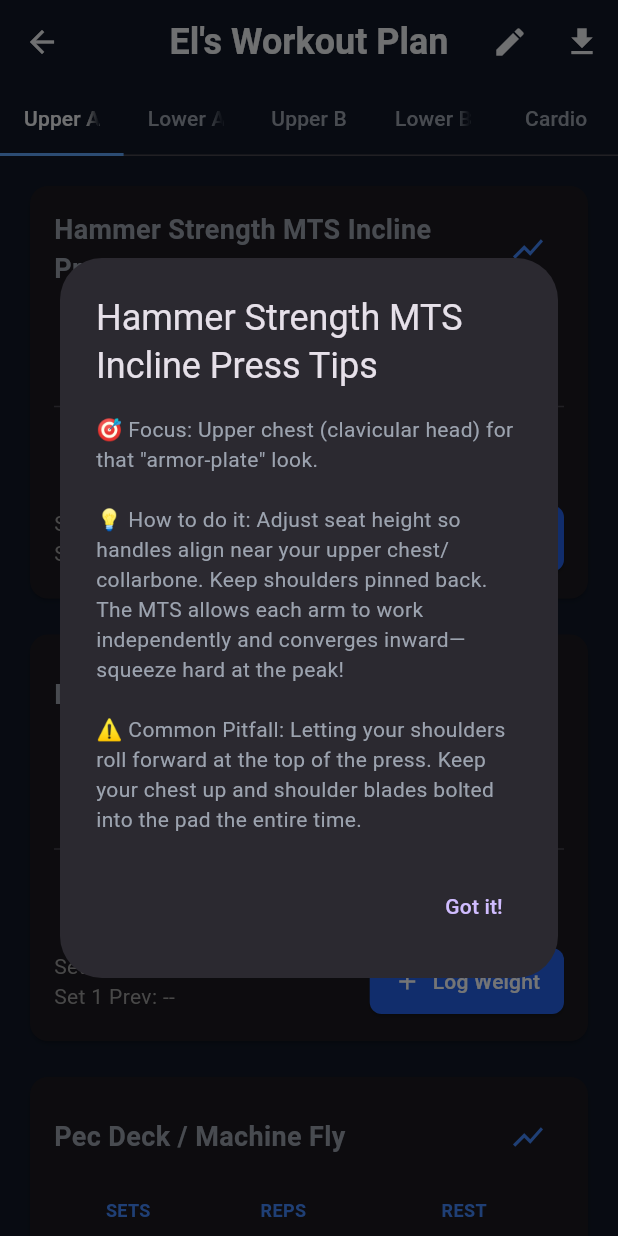
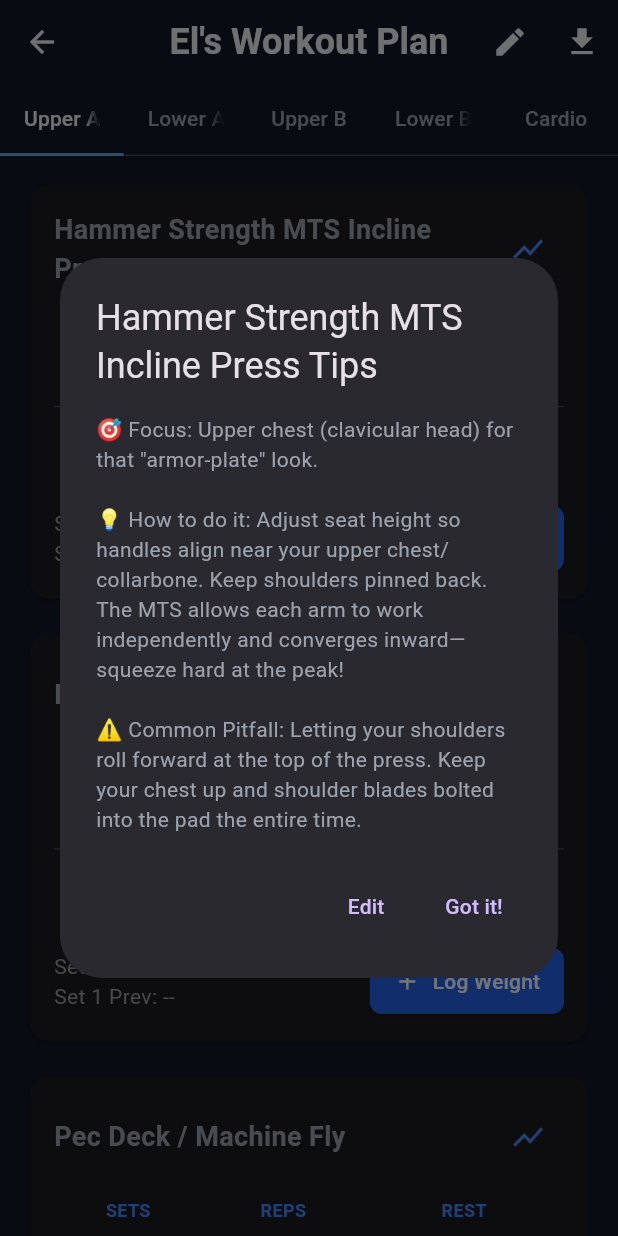
Before and after one commit to elmustslay/daily-blueprint, a Flutter app: the GymPlanScreen screen opened directly, after a tap on "Hammer Strength MTS Incline Press", on a phone screen of 412 x 824 dp. Run offline on Flutter 3.47's test engine with Material 3 defaults, Android fonts, the phone set to English and light mode, and no system bars; our stand-ins replace fl_chart, flutter_riverpod, share_plus, shared_preferences, sqflite; accounts and stored records are empty.

Commit message:
feat: implement editable exercise tips with local storage persistence and update gym exercise details

```diff
--- a/lib/features/daily_plan/data/daily_plan_data.dart
+++ b/lib/features/daily_plan/data/daily_plan_data.dart
@@ -580,8 +580,7 @@
       _preMedicationBuffer('9:15-9:30 am'),
       _study('9:30-11:00 am', details: ['20mg adderall IR at 9:30am']),
       TimelineItem(time: '11:00-11:30 am', title: 'Diffuse Brain Rest', icon: '🧠', details: ['NO PHONE. Relax or nap on bed/chair to hit "save" on encoded information.']),
-      _study('11:30-12:30 pm'),
-      _preLunchFiber('12:30-1:00 pm'),
+      _study('11:30-1:00 pm'),
       TimelineItem(time: '1:00-1:30 pm', title: 'Lunch', icon: '🍛', details: ['1/4 cup quinoa + 1/4 pound ground beef', 'Take 3 Calcium Citrate capsules (438mg) with meal'], mealRecord: MealRecord(items: [_Portions.calciumCitrate], recipeItems: [_Recipes.beef])),
       TimelineItem(time: '1:30-3:30 pm', title: 'Grocery Shop', icon: '🛒', details: [_sunscreen, 'check what I have before going', "Trader Joe's (all groceries are bought there)"]),
       TimelineItem(time: '3:30-6:00 pm', title: 'Cooking / Meal Prep', icon: '🧑‍🍳', details: ['Meal Prep: Pasta, Salmon, 18 Eggs', 'Put ground beef in freezer']),
--- a/lib/features/gym_plan/data/gym_data.dart
+++ b/lib/features/gym_plan/data/gym_data.dart
@@ -282,8 +282,8 @@
       tip: '🎯 Focus: Upper back and rear shoulders (delts).\n\n💡 How to do it: Pull higher towards the upper chest, keeping elbows flared out slightly wider than a traditional lat-focused row.\n\n⚠️ Common Pitfall: Shrugging your shoulders up into your ears. Actively push your shoulders down and back during the pull.',
     ),
     Exercise(
-      id: 'push_6', name: 'Machine Assisted Dip', sets: '3', reps: 'To Failure', rest: '1-2 min',
-      tip: '🎯 Focus: Triceps and lower chest.\n\n💡 How to do it: On an assisted machine, more weight counter-balances you and makes it easier. Set it to easily get 8-10 reps with good form first.\n\n⚠️ Common Pitfall: Going too fast and using momentum. Control the negative (way down), get a full stretch at the bottom, and a hard squeeze at the top lockout.',
+      id: 'push_6', name: 'Machine Assisted Dip', sets: '3', reps: '15', rest: '1-2 min',
+      tip: '🎯 Focus: Triceps and lower chest.\n\n💡 How to do it (at 60): On an assisted machine, more weight counter-balances you and makes it easier. Set it to easily get 8-10 reps with good form first.\n\n⚠️ Common Pitfall: Going too fast and using momentum. Control the negative (way down), get a full stretch at the bottom, and a hard squeeze at the top lockout.',
     ),
     Exercise(
       id: 'pull_2', name: 'Machine Seated Row', sets: '3', reps: '8-12', rest: '2-3 min',
@@ -315,15 +315,15 @@
     ),
     Exercise(
       id: 'legs_3b', name: 'Wide Stance Leg Press', sets: '4', reps: '8-10', rest: '2-3 min',
-      tip: '🎯 Focus: Shifts emphasis to your glutes and inner thighs (adductors).\n\n💡 How to do it: Place feet wider than shoulders and point toes slightly outward (e.g., 11 and 1 o\'clock).\n\n⚠️ Common Pitfall: Knees caving inward as you push. Actively think about driving your knees outward so they stay in perfect alignment with your toes.',
+      tip: '🎯 Focus: Shifts emphasis to your glutes and inner thighs (adductors).\n\n💡 How to do it (seat 3, high feet placement): Place feet wider than shoulders and point toes slightly outward (e.g., 11 and 1 o\'clock).\n\n⚠️ Common Pitfall: Knees caving inward as you push. Actively think about driving your knees outward so they stay in perfect alignment with your toes.',
     ),
      Exercise(
       id: 'legs_2b', name: 'Seated Leg Curl Machine', sets: '3', reps: '10-12', rest: '2-3 min',
-      tip: '🎯 Focus: Isolates hamstrings (back of thighs) in a lengthened position for max growth.\n\n💡 How to do it: Align knee joint perfectly with the machine\'s pivot point. Clamp the lap pad firmly against your thighs so they cannot move. Drive heels back and squeeze hard at the bottom.\n\n⚠️ Common Pitfall: If your knees can rise off the seat during the curl, the lap pad is too loose. Lock it down tight!',
+      tip: '🎯 Focus: Isolates hamstrings (back of thighs) in a lengthened position for max growth.\n\n💡 How to do it (2-3 tight, 4max pad angle, 2 metal angle/marsh, 3 back angle): Align knee joint perfectly with the machine\'s pivot point. Clamp the lap pad firmly against your thighs so they cannot move. Drive heels back and squeeze hard at the bottom.\n\n⚠️ Common Pitfall: If your knees can rise off the seat during the curl, the lap pad is too loose. Lock it down tight!',
     ),
     Exercise(
       id: 'legs_4b', name: 'Floor Glute Bridges', sets: '3', reps: '10-15', rest: '1-2 min',
-      tip: '🎯 Focus: Gluteus Maximus (the main butt muscle).\n\n💡 How to do it: Lie flat on your back, knees bent, feet flat on the floor shoulder-width apart. Rest a heavy dumbbell or barbell across your hip crease. Drive through your heels to thrust your hips straight up into the air. Squeeze your glutes at the absolute top for a full 1-2 seconds.\n\n⚠️ Common Pitfall: Hyperextending your lower back. Your ribs should stay tucked down. The movement comes entirely from squeezing the glutes, not arching your spine.',
+      tip: '🎯 Focus: Gluteus Maximus (the main butt muscle).\n\n💡 How to do it: Lie flat on your back, knees bent, feet flat on the floor (as far possible from butt -- think 90 deg) shoulder-width apart. Rest a heavy dumbbell or barbell across your hip crease. Drive through your heels to thrust your hips straight up into the air. Squeeze your glutes at the absolute top for a full 1-2 seconds.\n\n⚠️ Common Pitfall: Hyperextending your lower back. Your ribs should stay tucked down. The movement comes entirely from squeezing the glutes, not arching your spine.',
     ),
     Exercise(
       id: 'legs_5b', name: 'Leg Extension Machine', sets: '3', reps: '12-15', rest: '1-2 min',
@@ -331,7 +331,7 @@
     ),
     Exercise(
       id: 'legs_6b', name: 'Seated Calf Press', sets: '4', reps: '15-20', rest: '1 min',
-      tip: '🎯 Focus: Gastrocnemius and Soleus (targeting the visible "heart" shaped muscle and the deeper inner calf).\n\n💡 How to do it: Place the balls of your feet on the bottom edge of the platform/sled. Keep your legs straight with a *soft* bend in the knee (never fully locked). Let the weight push your heels down for a massive stretch and pause for 2 full seconds at the bottom. Push up onto your big toes as high as possible and squeeze for 1 second at the top.\n\n⚠️ Common Pitfall: "Bouncing" at the bottom. If you bounce, your Achilles tendon acts like a rubber band and takes the load instead of your muscles. Maintain a full range of motion and pause at the deepest stretch to ensure the calves do the work.',
+      tip: '🎯 Focus: Gastrocnemius and Soleus (targeting the visible "heart" shaped muscle and the deeper inner calf).\n\n💡 How to do it (at 6, with 4 visible): Place the balls of your feet on the bottom edge of the platform/sled. Keep your legs straight with a *soft* bend in the knee (never fully locked). Let the weight push your heels down for a massive stretch and pause for 2 full seconds at the bottom. Push up onto your big toes as high as possible and squeeze for 1 second at the top.\n\n⚠️ Common Pitfall: "Bouncing" at the bottom. If you bounce, your Achilles tendon acts like a rubber band and takes the load instead of your muscles. Maintain a full range of motion and pause at the deepest stretch to ensure the calves do the work.',
     ),
     Exercise(
       id: 'abs_2b', name: 'Bicycle Crunches', sets: '2', reps: '15-20/side', rest: '1 min',
--- a/lib/features/gym_plan/presentation/gym_plan_screen.dart
+++ b/lib/features/gym_plan/presentation/gym_plan_screen.dart
@@ -5,6 +5,7 @@
 import '../../daily_plan/data/daily_plan_data.dart';
 import 'gym_stats_screen.dart';
 import 'gym_logs_editor_screen.dart';
+import '../../../core/storage/shared_prefs.dart';
 
 
 // Provides max and prev weight tuple
@@ -664,21 +665,108 @@
     if (exercise.tip == null) return;
     showDialog(
       context: context,
-      builder: (ctx) => AlertDialog(
-        title: Text('${exercise.name} Tips'),
+      builder: (ctx) => TipDialog(exercise: exercise),
+    );
+  }
+}
+
+class TipDialog extends StatefulWidget {
+  final Exercise exercise;
+
+  const TipDialog({super.key, required this.exercise});
+
+  @override
+  State<TipDialog> createState() => _TipDialogState();
+}
+
+class _TipDialogState extends State<TipDialog> {
+  bool _isEditing = false;
+  late TextEditingController _controller;
+  late String _currentTip;
+
+  @override
+  void initState() {
+    super.initState();
+    _currentTip = SharedPrefsLogic.instance.getString('tip_${widget.exercise.id}') ?? widget.exercise.tip ?? '';
+    _controller = TextEditingController(text: _currentTip);
+  }
+
+  @override
+  void dispose() {
+    _controller.dispose();
+    super.dispose();
+  }
+
+  @override
+  Widget build(BuildContext context) {
+    final originalTip = widget.exercise.tip ?? '';
+    final hasCustomTip = _currentTip != originalTip;
+
+    return AlertDialog(
+      title: Text('${widget.exercise.name} Tips'),
       content: SingleChildScrollView(
-          child: Text(
-            exercise.tip!,
+        child: _isEditing
+            ? TextField(
+                controller: _controller,
+                maxLines: null,
+                decoration: const InputDecoration(
+                  border: OutlineInputBorder(),
+                  hintText: 'Enter your custom tips here...',
+                ),
+              )
+            : Text(
+                _currentTip,
                 style: const TextStyle(height: 1.4),
               ),
       ),
       actions: [
+        if (_isEditing)
           TextButton(
-            onPressed: () => Navigator.of(ctx).pop(),
+            onPressed: () {
+              setState(() {
+                _controller.text = _currentTip;
+                _isEditing = false;
+              });
+            },
+            child: const Text('Cancel'),
+          ),
+        if (!_isEditing && hasCustomTip)
+          TextButton(
+            onPressed: () {
+              setState(() {
+                _currentTip = originalTip;
+                _controller.text = _currentTip;
+                SharedPrefsLogic.instance.remove('tip_${widget.exercise.id}');
+              });
+            },
+            child: const Text('Revert', style: TextStyle(color: Colors.redAccent)),
+          ),
+        if (!_isEditing)
+          TextButton(
+            onPressed: () {
+              setState(() {
+                _isEditing = true;
+              });
+            },
+            child: const Text('Edit'),
+          ),
+        if (_isEditing)
+          ElevatedButton(
+            onPressed: () {
+              setState(() {
+                _currentTip = _controller.text;
+                SharedPrefsLogic.instance.setString('tip_${widget.exercise.id}', _currentTip);
+                _isEditing = false;
+              });
+            },
+            child: const Text('Save'),
+          ),
+        if (!_isEditing)
+          TextButton(
+            onPressed: () => Navigator.of(context).pop(),
             child: const Text('Got it!'),
           )
       ],
-      ),
     );
   }
 }
```
Also changed, not shown: docs/reasoning.txt (+10 -9 lines), mynutrition.csv (+7 -9 lines), mynutrition.json (+15 -19 lines), 3 other files. Lines whose indentation alone changed are shown as unchanged.
